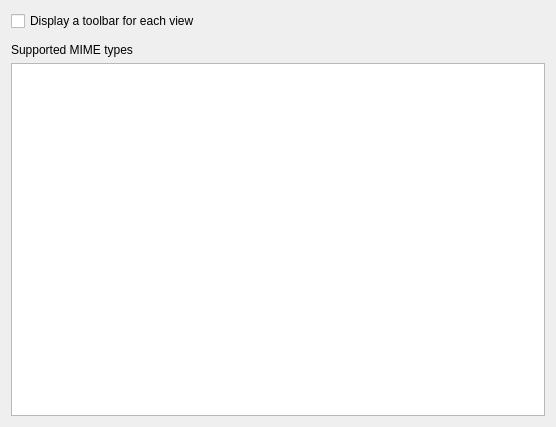
First picture: the form in src/prefs_views.ui, repository UjOwtuc/quadkonsole4, before the edit.
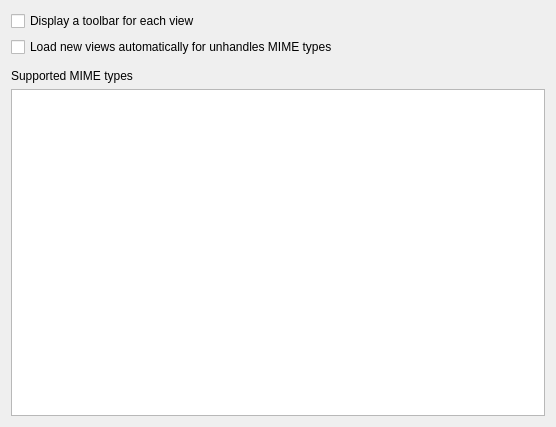
Second picture: the form after the edit. Custom widgets are drawn as their Qt base class.

The edit to the form file:
```diff
--- a/src/prefs_views.ui
+++ b/src/prefs_views.ui
@@ -14,7 +14,7 @@
    <string>Views</string>
   </property>
   <layout class="QGridLayout" name="gridLayout">
-   <item row="1" column="0">
+   <item row="2" column="0">
     <widget class="KEditListWidget" name="kcfg_views"/>
    </item>
    <item row="0" column="0">
@@ -24,16 +24,23 @@
      </property>
     </widget>
    </item>
-   <item row="3" column="0">
+   <item row="4" column="0">
     <widget class="QListWidget" name="mimeList"/>
    </item>
-   <item row="2" column="0">
+   <item row="3" column="0">
     <widget class="QLabel" name="mimeTypesLabel">
      <property name="text">
       <string>Supported MIME types</string>
      </property>
     </widget>
    </item>
+   <item row="1" column="0">
+    <widget class="QCheckBox" name="kcfg_autoloadView">
+     <property name="text">
+      <string>Load new views automatically for unhandles MIME types</string>
+     </property>
+    </widget>
+   </item>
   </layout>
  </widget>
  <customwidgets>
```
